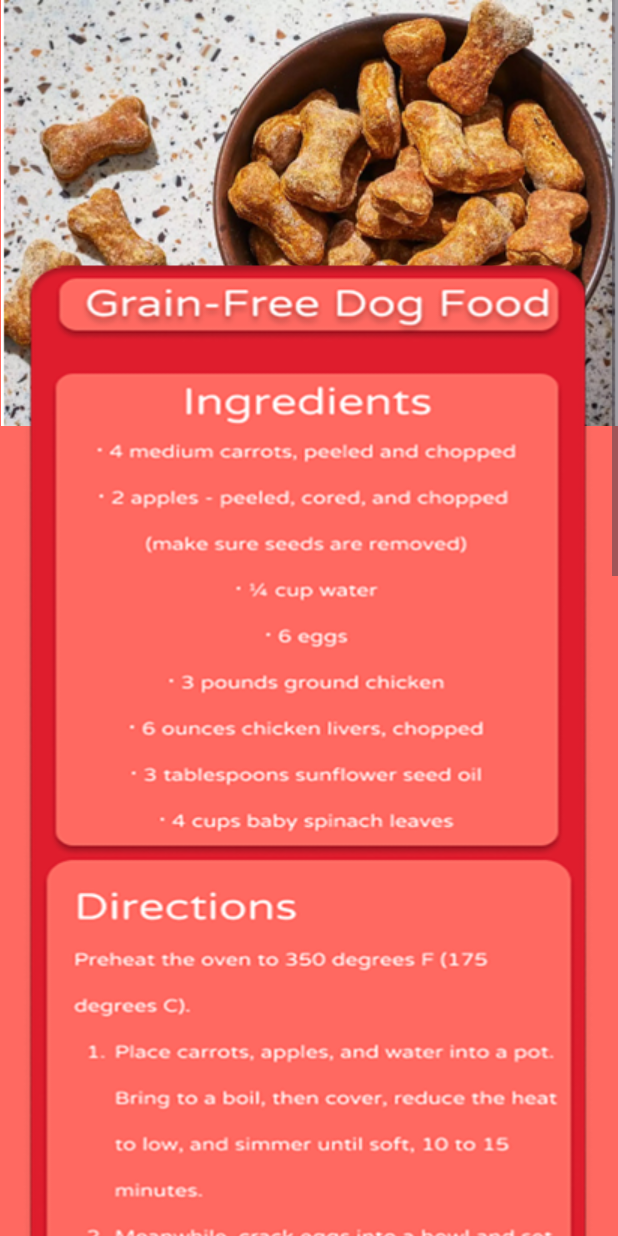
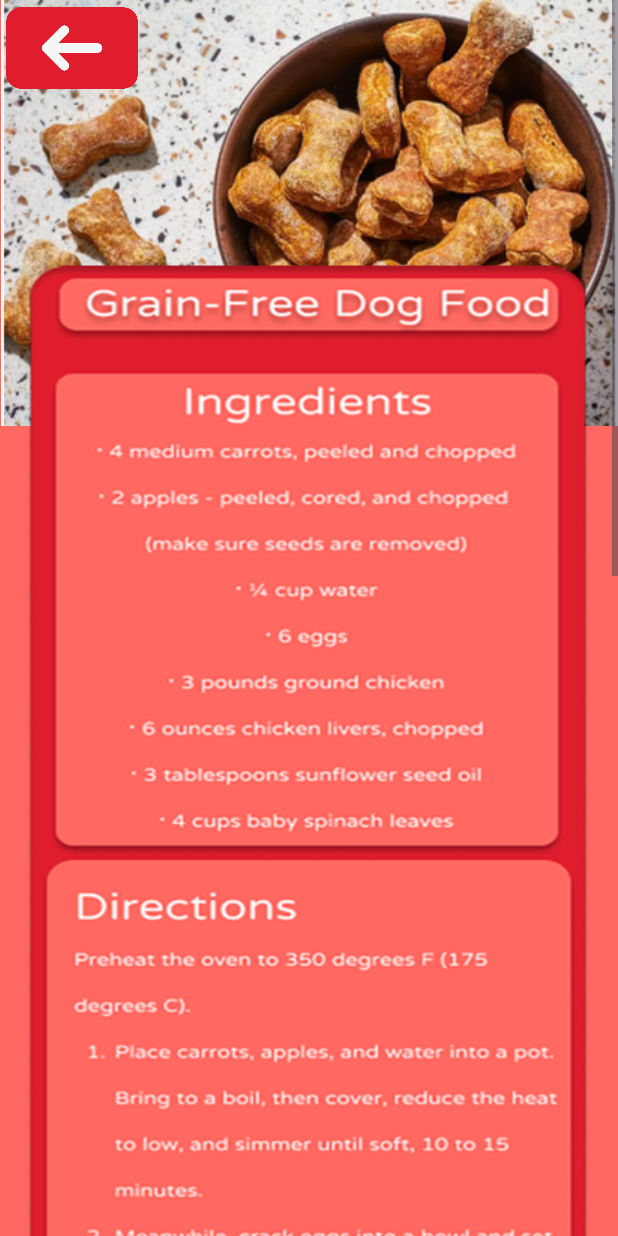
Before and after one commit to svennn-7836/Alagang.Kalinga__Pet-Care-App, an Android app: the DogRecipe2Activity screen opened directly, with no data from a screen before it, on a phone screen of 412 x 824 dp. Run offline under Robolectric (Android 15) with nearby library versions, the light colour scheme and no system bars.

Commit message:
created and implemented back button for dog recipe 2

```diff
--- a/app/src/main/java/com/example/alagatkalinga/DogRecipe2Activity.kt
+++ b/app/src/main/java/com/example/alagatkalinga/DogRecipe2Activity.kt
@@ -1,6 +1,7 @@
 package com.example.alagatkalinga
 
 import android.os.Bundle
+import android.widget.ImageView
 import androidx.appcompat.app.AppCompatActivity
 
 class DogRecipe2Activity : AppCompatActivity() {
@@ -8,5 +9,10 @@
     override fun onCreate(savedInstanceState: Bundle?) {
         super.onCreate(savedInstanceState)
         setContentView(R.layout.activity_dog_recipe2)
+
+        val backButton: ImageView = findViewById(R.id.BackRed2)
+        backButton.setOnClickListener {
+            onBackPressed()
+        }
     }
 }
--- a/app/src/main/res/layout/activity_dog_recipe2.xml
+++ b/app/src/main/res/layout/activity_dog_recipe2.xml
@@ -32,6 +32,21 @@
             app:layout_constraintHorizontal_bias="0.454"
             app:layout_constraintStart_toStartOf="parent"
             app:layout_constraintTop_toTopOf="parent" />
+        <ImageView
+            android:id="@+id/BackRed2"
+            android:layout_width="88dp"
+            android:layout_height="56dp"
+            android:layout_marginStart="4dp"
+            android:layout_marginTop="4dp"
+            android:clickable="true"
+            android:contentDescription="BackRed2"
+            android:onClick="onBackRed2Click"
+            android:src="@drawable/backred"
+            app:layout_constraintStart_toStartOf="parent"
+            app:layout_constraintTop_toTopOf="parent"
+            app:layout_constraintVertical_weight="5"
+            tools:ignore="ContentDescription" />
+
 
     </androidx.constraintlayout.widget.ConstraintLayout>
 </ScrollView>
```
